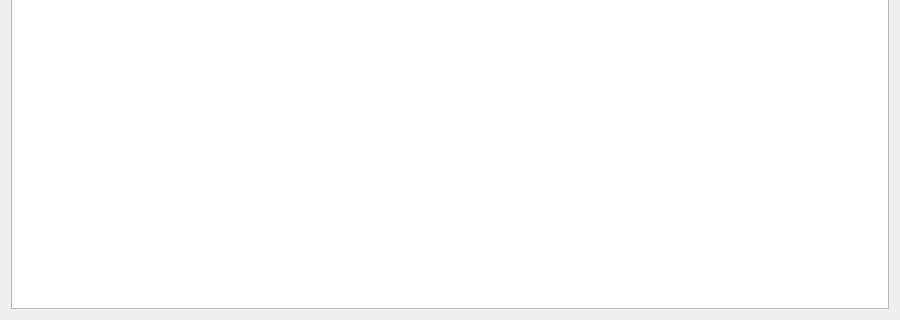
This is Maintendance/viewattendance.ui in markhan101/Maintendance as Qt 5 draws it before an edit; both pictures show x 0 to 900 and y 280 to 600 of the 900 by 600 pixel window. The edited form follows.
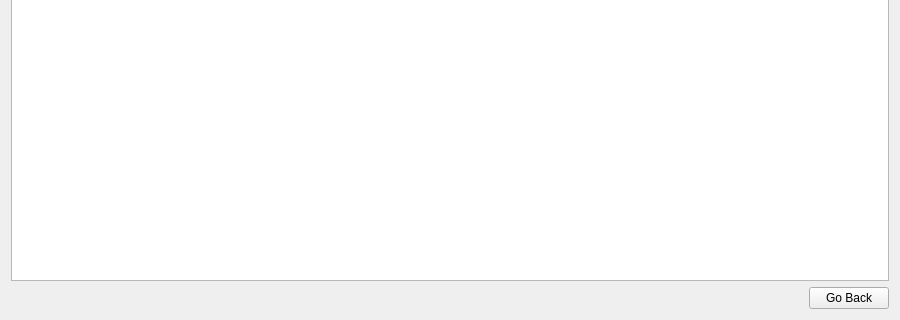
This is the edited form.

Commit message: Add back button functionality to various dialogs and tables and cccc report

```diff
--- a/Maintendance/viewattendance.ui
+++ b/Maintendance/viewattendance.ui
@@ -45,6 +45,33 @@
      </column>
     </widget>
    </item>
+   <item>
+    <layout class="QHBoxLayout" name="horizontalLayout">
+     <item>
+      <spacer name="horizontalSpacer">
+       <property name="orientation">
+        <enum>Qt::Orientation::Horizontal</enum>
+       </property>
+       <property name="sizeType">
+        <enum>QSizePolicy::Policy::Expanding</enum>
+       </property>
+       <property name="sizeHint" stdset="0">
+        <size>
+         <width>0</width>
+         <height>0</height>
+        </size>
+       </property>
+      </spacer>
+     </item>
+     <item>
+      <widget class="QPushButton" name="goBackButton">
+       <property name="text">
+        <string>Go Back</string>
+       </property>
+      </widget>
+     </item>
+    </layout>
+   </item>
   </layout>
  </widget>
  <resources/>
```
The commit also changes 109 other files.
